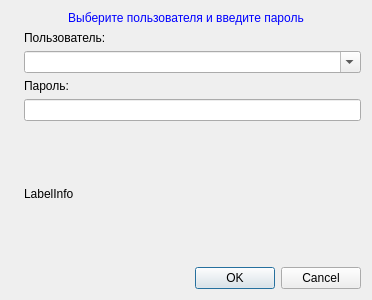
The window that LoginDialog/logindialog.ui (rust3128/iMpos) describes before a commit, drawn with Qt 5.
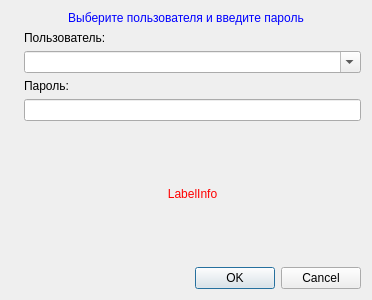
The same window after the commit. Icons and pictures are not drawn.

```diff
--- a/LoginDialog/logindialog.ui
+++ b/LoginDialog/logindialog.ui
@@ -72,9 +72,16 @@
      </item>
      <item>
       <widget class="QLabel" name="labelInfo">
+       <property name="styleSheet">
+        <string notr="true">font: 75 14pt &quot;Noto Sans&quot;;
+color: rgb(255, 0, 0);</string>
+       </property>
        <property name="text">
         <string>LabelInfo</string>
        </property>
+       <property name="alignment">
+        <set>Qt::AlignCenter</set>
+       </property>
       </widget>
      </item>
      <item>
```
Left out of the diff: 6 changed lines with no effect on the pictures.
